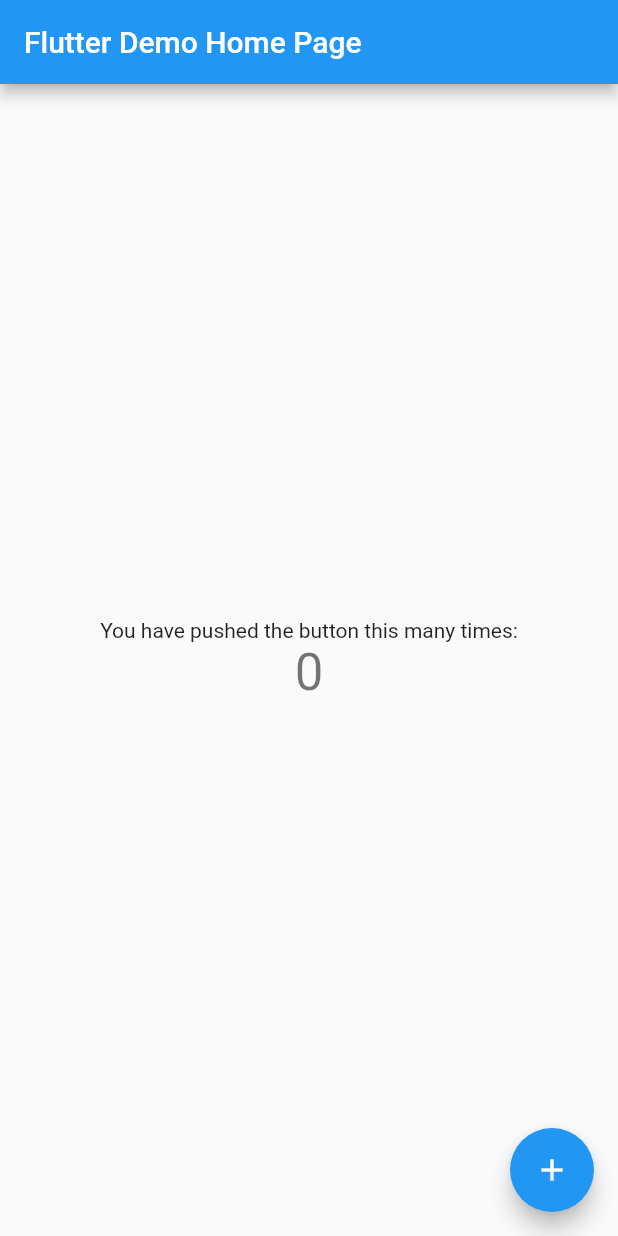
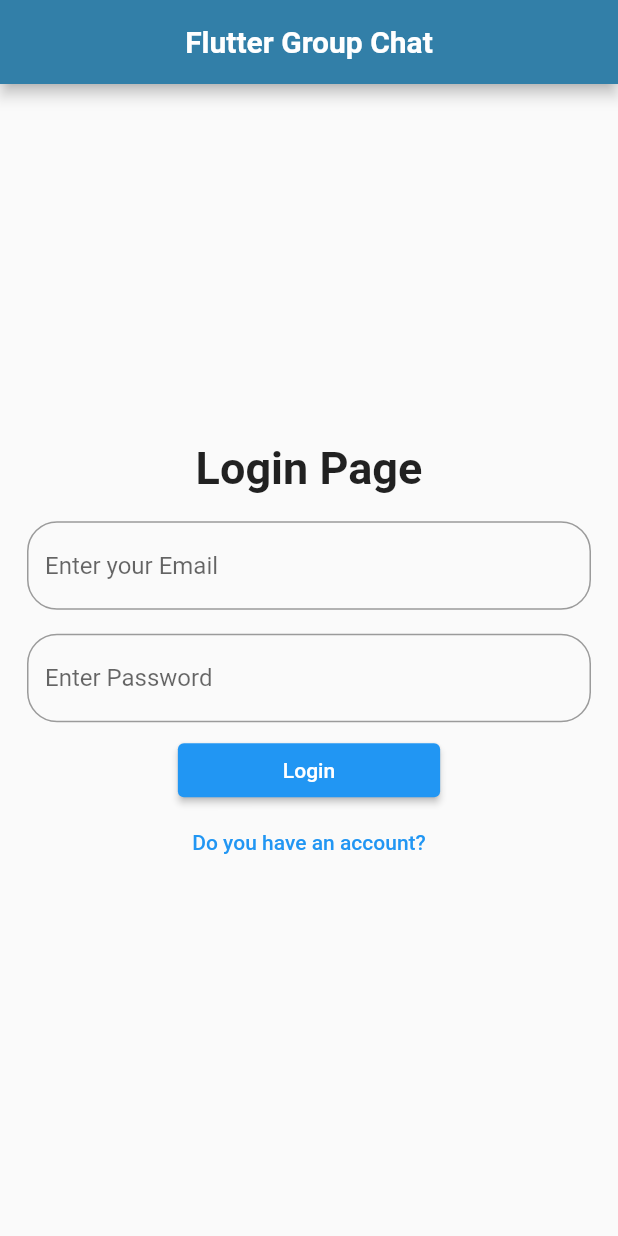
Before and after one commit to samiulislamlive/chat_app, a Flutter app: the screen it shows after launch, on a phone screen of 412 x 824 dp. Run offline on Flutter 3.47's test engine with Material 2 defaults, Android fonts, the phone set to English and light mode, and no system bars.

Commit message:
Login registration done

```diff
--- a/lib/main.dart
+++ b/lib/main.dart
@@ -1,113 +1,173 @@
 import 'package:flutter/material.dart';
 
 void main() {
-  runApp(MyApp());
+  runApp(MaterialApp(
+    debugShowCheckedModeBanner: false,
+    home: LoginPage(),
+  ));
 }
 
-class MyApp extends StatelessWidget {
-  // This widget is the root of your application.
+class LoginPage extends StatelessWidget {
+  TextEditingController nameController = TextEditingController();
+  TextEditingController emailController = TextEditingController();
+  TextEditingController passwordController = TextEditingController();
   @override
   Widget build(BuildContext context) {
-    return MaterialApp(
-      title: 'Flutter Demo',
-      theme: ThemeData(
-        // This is the theme of your application.
-        //
-        // Try running your application with "flutter run". You'll see the
-        // application has a blue toolbar. Then, without quitting the app, try
-        // changing the primarySwatch below to Colors.green and then invoke
-        // "hot reload" (press "r" in the console where you ran "flutter run",
-        // or simply save your changes to "hot reload" in a Flutter IDE).
-        // Notice that the counter didn't reset back to zero; the application
-        // is not restarted.
-        primarySwatch: Colors.blue,
+    return Scaffold(
+      appBar: AppBar(
+        backgroundColor: Color(0xff327fa8),
+        title: Center(
+          child: Text(
+            "Flutter Group Chat",
+            style: TextStyle(
+              fontSize: 20,
+              fontWeight: FontWeight.bold,
+            ),
+          ),
+        ),
       ),
-      home: MyHomePage(title: 'Flutter Demo Home Page'),
+      body: Center(
+        child: Padding(
+          padding: const EdgeInsets.all(10.0),
+          child: Column(
+            mainAxisAlignment: MainAxisAlignment.center,
+            children: [
+              Text("Login Page",
+              style: TextStyle(
+                fontWeight: FontWeight.bold,
+                fontSize: 30,
+              ),),
+              SizedBox(height: 10,),
+              Padding(
+                padding: const EdgeInsets.all(8.0),
+                child: TextField(
+                  controller: emailController,
+                  decoration: InputDecoration(
+                    hintText: "Enter your Email",
+                    border: OutlineInputBorder(
+                      borderRadius: BorderRadius.circular(20)
+                    )
+                  ),
+                ),
+              ),
+              Padding(
+                padding: const EdgeInsets.all(8.0),
+                child: TextField(
+                  controller: passwordController,
+                  decoration: InputDecoration(
+                      hintText: "Enter Password",
+                      border: OutlineInputBorder(
+                          borderRadius: BorderRadius.circular(20)
+                      )
+                  ),
+                ),
+              ),
+              ElevatedButton(onPressed: (){},
+                  style: TextButton.styleFrom(
+                    padding: EdgeInsets.only(left: 70, right: 70),
+                  ),
+                  child: Text(
+                    "Login",
+                  )),
+              TextButton(onPressed: (){
+                Navigator.push(context, MaterialPageRoute(builder: (context)=> Registration())
+                );
+              },
+                  child: Text(
+                    "Do you have an account?"
+                  )),
+            ],
+          ),
+        ),
+      ),
     );
   }
 }
-
-class MyHomePage extends StatefulWidget {
-  MyHomePage({Key? key, required this.title}) : super(key: key);
-
-  // This widget is the home page of your application. It is stateful, meaning
-  // that it has a State object (defined below) that contains fields that affect
-  // how it looks.
-
-  // This class is the configuration for the state. It holds the values (in this
-  // case the title) provided by the parent (in this case the App widget) and
-  // used by the build method of the State. Fields in a Widget subclass are
-  // always marked "final".
-
-  final String title;
-
-  @override
-  _MyHomePageState createState() => _MyHomePageState();
-}
-
-class _MyHomePageState extends State<MyHomePage> {
-  int _counter = 0;
-
-  void _incrementCounter() {
-    setState(() {
-      // This call to setState tells the Flutter framework that something has
-      // changed in this State, which causes it to rerun the build method below
-      // so that the display can reflect the updated values. If we changed
-      // _counter without calling setState(), then the build method would not be
-      // called again, and so nothing would appear to happen.
-      _counter++;
-    });
-  }
-
+class Registration extends StatelessWidget {
+  TextEditingController nameController = TextEditingController();
+  TextEditingController emailController = TextEditingController();
+  TextEditingController passwordController = TextEditingController();
   @override
   Widget build(BuildContext context) {
-    // This method is rerun every time setState is called, for instance as done
-    // by the _incrementCounter method above.
-    //
-    // The Flutter framework has been optimized to make rerunning build methods
-    // fast, so that you can just rebuild anything that needs updating rather
-    // than having to individually change instances of widgets.
     return Scaffold(
       appBar: AppBar(
-        // Here we take the value from the MyHomePage object that was created by
-        // the App.build method, and use it to set our appbar title.
-        title: Text(widget.title),
+        backgroundColor: Color(0xff327fa8),
+        title: Center(
+          child: Text(
+            "Flutter Group Chat",
+            style: TextStyle(
+              fontSize: 20,
+              fontWeight: FontWeight.bold,
+            ),
+          ),
+        ),
       ),
       body: Center(
-        // Center is a layout widget. It takes a single child and positions it
-        // in the middle of the parent.
-        child: Column(
-          // Column is also a layout widget. It takes a list of children and
-          // arranges them vertically. By default, it sizes itself to fit its
-          // children horizontally, and tries to be as tall as its parent.
-          //
-          // Invoke "debug painting" (press "p" in the console, choose the
-          // "Toggle Debug Paint" action from the Flutter Inspector in Android
-          // Studio, or the "Toggle Debug Paint" command in Visual Studio Code)
-          // to see the wireframe for each widget.
-          //
-          // Column has various properties to control how it sizes itself and
-          // how it positions its children. Here we use mainAxisAlignment to
-          // center the children vertically; the main axis here is the vertical
-          // axis because Columns are vertical (the cross axis would be
-          // horizontal).
-          mainAxisAlignment: MainAxisAlignment.center,
-          children: <Widget>[
-            Text(
-              'You have pushed the button this many times:',
-            ),
-            Text(
-              '$_counter',
-              style: Theme.of(context).textTheme.headline4,
-            ),
-          ],
+        child: Padding(
+          padding: const EdgeInsets.all(10.0),
+          child: Column(
+            mainAxisAlignment: MainAxisAlignment.center,
+            children: [
+              Text("Registration Page",
+                style: TextStyle(
+                  fontWeight: FontWeight.bold,
+                  fontSize: 30,
+                ),),
+              SizedBox(height: 10,),
+              Padding(
+                padding: const EdgeInsets.all(8.0),
+                child: TextField(
+                  controller: nameController,
+                  decoration: InputDecoration(
+                      hintText: "Enter your Username",
+                      border: OutlineInputBorder(
+                          borderRadius: BorderRadius.circular(20)
+                      )
+                  ),
+                ),
+              ),
+              Padding(
+                padding: const EdgeInsets.all(8.0),
+                child: TextField(
+                  controller: emailController,
+                  decoration: InputDecoration(
+                      hintText: "Enter your Email",
+                      border: OutlineInputBorder(
+                          borderRadius: BorderRadius.circular(20)
+                      )
+                  ),
+                ),
+              ),
+              Padding(
+                padding: const EdgeInsets.all(8.0),
+                child: TextField(
+                  controller: passwordController,
+                  decoration: InputDecoration(
+                      hintText: "Enter Password",
+                      border: OutlineInputBorder(
+                          borderRadius: BorderRadius.circular(20)
+                      )
+                  ),
+                ),
+              ),
+              ElevatedButton(onPressed: (){},
+                  style: TextButton.styleFrom(
+                    padding: EdgeInsets.only(left: 70, right: 70),
+                  ),
+                  child: Text(
+                    "Register",
+                  )),
+              TextButton(onPressed: (){
+                Navigator.push(context, MaterialPageRoute(builder: (context)=> LoginPage())
+                );
+              },
+                  child: Text(
+                      "Already have an account?"
+                  )),
+            ],
+          ),
         ),
       ),
-      floatingActionButton: FloatingActionButton(
-        onPressed: _incrementCounter,
-        tooltip: 'Increment',
-        child: Icon(Icons.add),
-      ), // This trailing comma makes auto-formatting nicer for build methods.
     );
   }
 }
```
Also changed, not shown: 3 other files.
